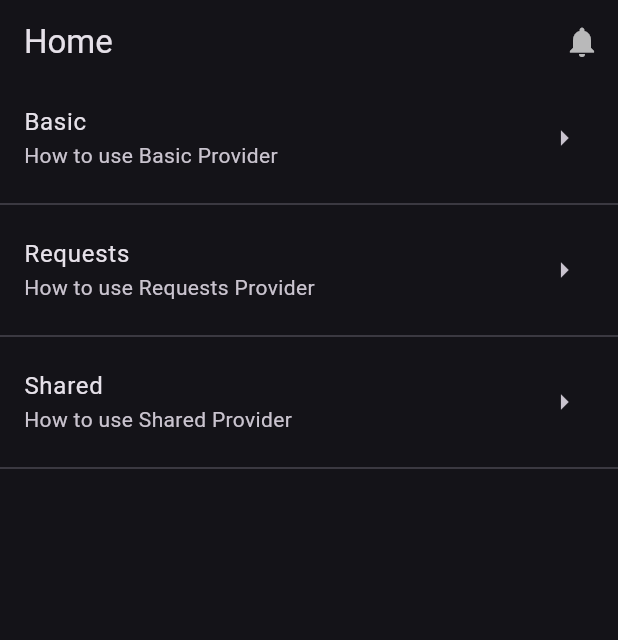
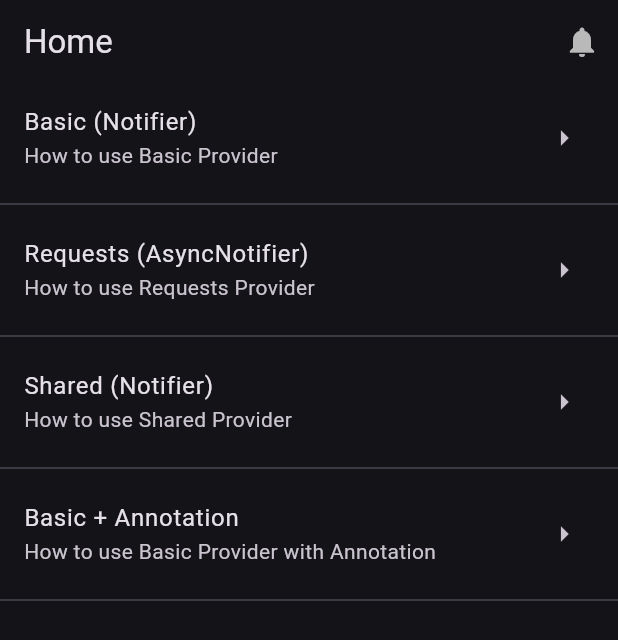
Before and after one commit to DiegoVilla27/flutter-riverpod-advanced, a Flutter app: the screen it shows after launch, on a phone screen of 412 x 824 dp. Shown: the top 640 px of the screen. Run offline on Flutter 3.47's test engine with Material 3 defaults, Android fonts, the phone set to English and light mode, and no system bars; our stand-ins replace dio, flutter_riverpod, get_it, go_router, riverpod_annotation; generated files the repository leaves out were written again.

Commit message:
feat: Add basic annotation

```diff
--- a/lib/core/router/router_config.dart
+++ b/lib/core/router/router_config.dart
@@ -1,5 +1,6 @@
 import 'package:flutter_riverpod_advanced/core/router/router_names.dart';
 import 'package:flutter_riverpod_advanced/features/basic/presentation/pages/basic_screen.dart';
+import 'package:flutter_riverpod_advanced/features/basic_annotation/presentation/pages/basic_annotation_screen.dart';
 import 'package:flutter_riverpod_advanced/features/home/presentation/pages/home_screen.dart';
 import 'package:flutter_riverpod_advanced/features/requests/presentation/pages/requests_screen.dart';
 import 'package:flutter_riverpod_advanced/features/shared/presentation/pages/shared_screen.dart';
@@ -15,6 +16,7 @@ import 'package:go_router/go_router.dart';
 /// - `/basic` (BasicScreen): A screen for basic features.
 /// - `/requests` (RequestsScreen): A screen for handling requests.
 /// - `/shared` (SharedScreen): A screen for shared features.
+/// - `/basic_annotation` (BasicAnnotationScreen): A screen for basic annotation features.
 ///
 /// Usage:
 /// Access the router via `AppRouterConfig.router` to integrate with your app's navigation.
@@ -42,6 +44,11 @@ class AppRouterConfig {
         path: '/shared',
         builder: (_, _) => const SharedScreen(),
       ),
+      GoRoute(
+        name: AppRouterNames.basicAnnotation,
+        path: '/basic_annotation',
+        builder: (_, _) => const BasicAnnotationScreen(),
+      ),
     ],
   );
 }
--- a/lib/core/router/router_names.dart
+++ b/lib/core/router/router_names.dart
@@ -7,9 +7,11 @@
 /// - `basic`: The screen for basic features.
 /// - `requests`: The screen for handling requests.
 /// - `shared`: The screen for shared features.
+/// - `basicAnnotation`: The screen for basic annotation features.
 class AppRouterNames {
   static const String home = 'home';
   static const String basic = 'basic';
   static const String requests = 'requests';
   static const String shared = 'shared';
+  static const String basicAnnotation = 'basic_annotation';
 }
--- a/lib/features/home/presentation/pages/widgets/list/data/menu.dart
+++ b/lib/features/home/presentation/pages/widgets/list/data/menu.dart
@@ -1,4 +1,3 @@
-import 'package:flutter/material.dart';
 import 'package:flutter_riverpod_advanced/core/router/router_names.dart';
 
 /// [MenuItem] represents a single item in the application's menu.
@@ -11,34 +10,34 @@ class MenuItem {
   final String title;
   final String subtitle;
   final String path;
-  final IconData icon;
 
   const MenuItem({
     required this.title,
     required this.subtitle,
     required this.path,
-    required this.icon,
   });
 }
 
 /// A constant list of [MenuItem]s used for navigation in the app.
 const List<MenuItem> menu = [
   MenuItem(
-    title: "Basic",
+    title: "Basic (Notifier)",
     subtitle: "How to use Basic Provider",
     path: AppRouterNames.basic,
-    icon: Icons.center_focus_weak,
   ),
   MenuItem(
-    title: "Requests",
+    title: "Requests (AsyncNotifier)",
     subtitle: "How to use Requests Provider",
     path: AppRouterNames.requests,
-    icon: Icons.center_focus_weak,
   ),
   MenuItem(
-    title: "Shared",
+    title: "Shared (Notifier)",
     subtitle: "How to use Shared Provider",
     path: AppRouterNames.shared,
-    icon: Icons.center_focus_weak,
+  ),
+  MenuItem(
+    title: "Basic + Annotation",
+    subtitle: "How to use Basic Provider with Annotation",
+    path: AppRouterNames.basicAnnotation,
   ),
 ];
--- a/pubspec.yaml
+++ b/pubspec.yaml
@@ -2,7 +2,7 @@ name: flutter_riverpod_advanced
 description: "A new Flutter project."
 # The following line prevents the package from being accidentally published to
 # pub.dev using `flutter pub publish`. This is preferred for private packages.
-publish_to: 'none' # Remove this line if you wish to publish to pub.dev
+publish_to: "none" # Remove this line if you wish to publish to pub.dev
 
 # The following defines the version and build number for your application.
 # A version number is three numbers separated by dots, like 1.2.43
@@ -35,19 +35,21 @@ dependencies:
   flutter_riverpod: ^3.0.1
   get_it: ^8.2.0
   go_router: ^16.2.4
+  riverpod_annotation: ^3.0.1
 
 dev_dependencies:
+  build_runner: ^2.7.1
   custom_lint: null
   flutter_lints: ^5.0.0
   flutter_test:
     sdk: flutter
+  riverpod_generator: ^3.0.1
   riverpod_lint: ^3.0.1
 
 # For information on the generic Dart part of this file, see the
 # following page: https://dart.dev/tools/pub/pubspec
 # The following section is specific to Flutter packages.
 flutter:
-
   # The following line ensures that the Material Icons font is
   # included with your application, so that you can use the icons in
   # the material Icons class.
```
Also changed, not shown: lib/features/basic_annotation/presentation/pages/basic_annotation_screen.dart (added, +37 -0 lines), lib/features/basic_annotation/presentation/pages/providers/counter_annotation/counter_annotation_provider.dart (added, +26 -0 lines), lib/features/basic_annotation/presentation/pages/widgets/actions/actions_widget.dart (added, +62 -0 lines), lib/features/basic_annotation/presentation/pages/widgets/counter/counter_widget.dart (added, +19 -0 lines), lib/features/basic_annotation/presentation/pages/providers/counter_annotation/counter_annotation_provider.g.dart (added), pubspec.lock.
